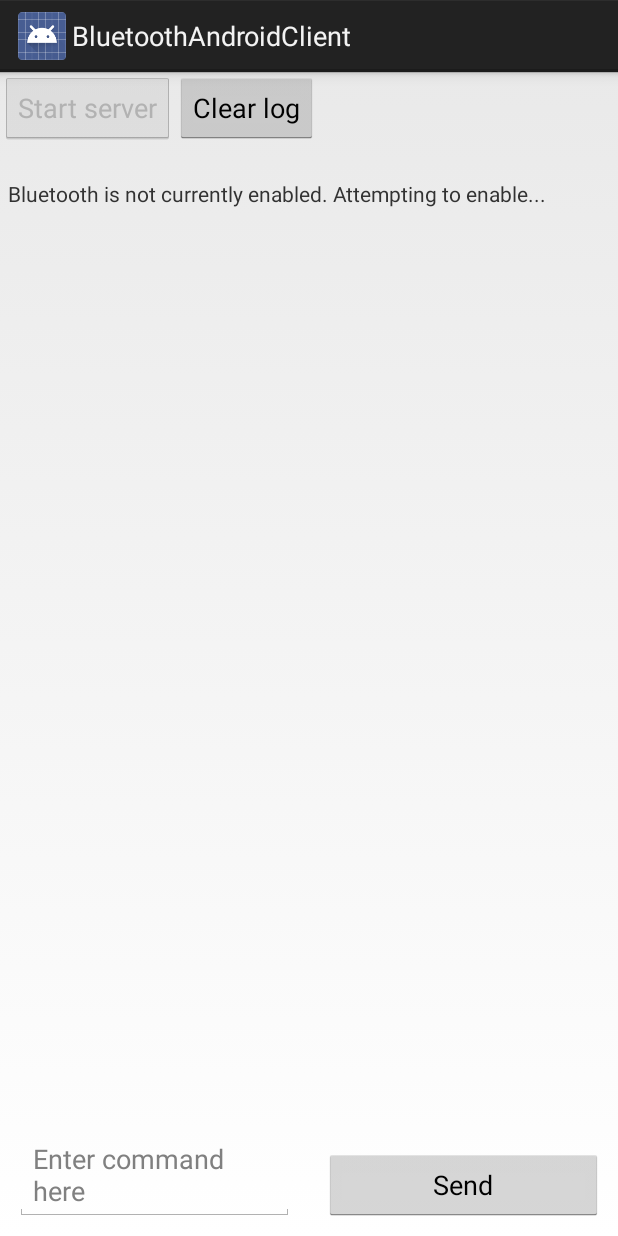
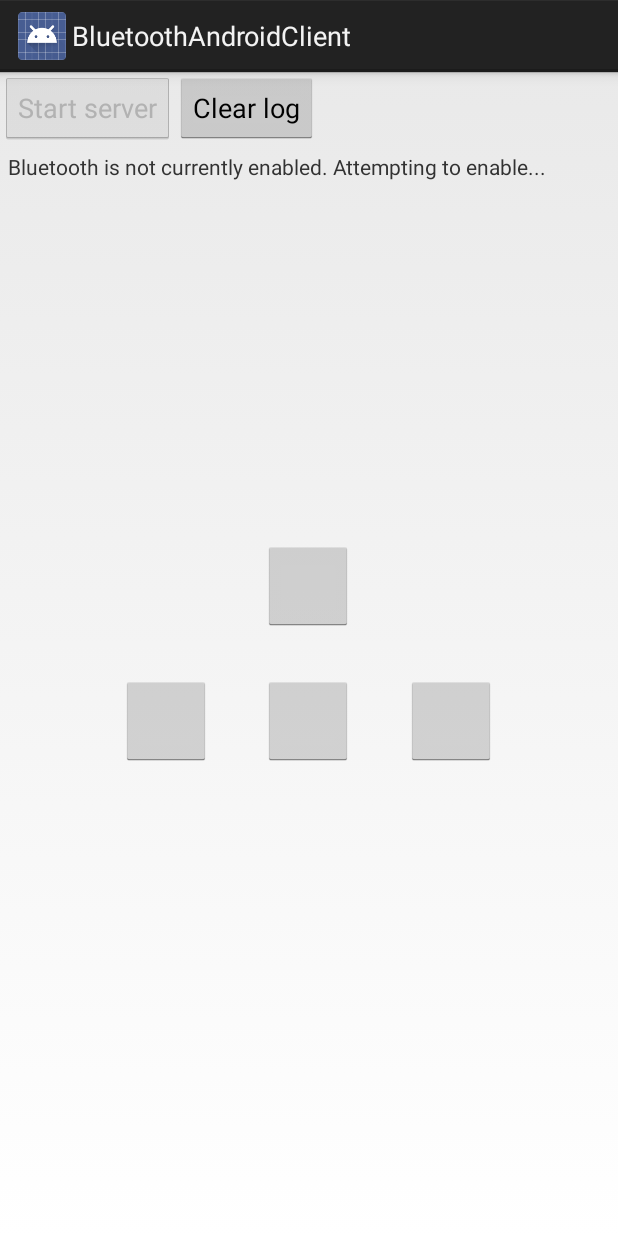
Before and after one commit to 1702609/raspCar, an Android app: the screen it shows after launch (BluetoothClientActivity), after a tap on "Start server", on a phone screen of 412 x 824 dp. Run offline under Robolectric (Android 15) with nearby library versions, the phone set to English and light mode, and no system bars.

Commit message:
Removed editText, using arrows to navigate the car.

```diff
--- a/ClientBlue/app/src/main/java/com/example/clientblue/BluetoothClientActivity.java
+++ b/ClientBlue/app/src/main/java/com/example/clientblue/BluetoothClientActivity.java
@@ -19,13 +19,11 @@ import android.os.Build;
 import android.os.Bundle;
 import android.util.Log;
 import android.view.View;
-import android.view.View.OnClickListener;
 import android.widget.Button;
-import android.widget.EditText;
-import android.widget.ScrollView;
 import android.widget.TextView;
 
 public class BluetoothClientActivity extends Activity {
+
 	// Well known SPP UUID
 	public static final UUID MY_UUID = UUID.fromString("00001101-0000-1000-8000-00805F9B34FB");
 	public static String MESSAGE = "";
@@ -34,10 +32,8 @@ public class BluetoothClientActivity extends Activity {
 	private TextView mLogTextView;
 	private StickyButton mStartButton;
 	private Button mClearTextButton;
-	private ScrollView mScrollView;
 	private BluetoothAdapter mAdapter;
 	private BluetoothDevice mDevice;
-	private EditText userInput;
 
 	@SuppressLint({ "NewApi", "InlinedApi" })
 	@Override
@@ -45,9 +41,7 @@ public class BluetoothClientActivity extends Activity {
 		super.onCreate(savedInstanceState);
 		setContentView(R.layout.main);
 		mLogTextView = findViewById(R.id.textview_output);
-		mScrollView = findViewById(R.id.scrollview_output);
 		mStartButton = findViewById(R.id.button_start_server);
-		userInput = findViewById(R.id.userInput);
 		mClearTextButton = findViewById(R.id.button_clear_text);
 
 		if (Build.VERSION.SDK_INT < Build.VERSION_CODES.JELLY_BEAN_MR2) {
@@ -105,15 +99,10 @@ public class BluetoothClientActivity extends Activity {
 		((NoGuavaBaseApplication<BluetoothClientActivity>) getApplication()).attachActivity(this);
 	}
 
-	void appendMessage(final String newText) {
-		mLogTextView.append("\n" + newText);
-		mScrollView.post(new Runnable() {
-			@Override
-			public void run() {
-				mScrollView.fullScroll(View.FOCUS_DOWN);
-			}
-		});
-	}
+	void appendMessage(final String newText)
+		{
+		mLogTextView.setText(newText);
+		}
 
 	void unstickStartButton() {
 		appendMessage("");
@@ -122,11 +111,25 @@ public class BluetoothClientActivity extends Activity {
 
 	public void sendMessage(View v)
 		{
-		String command = userInput.getText().toString()+"\n"; // '\n' is needed because readline() works only if there is a next line
+		String command = null;
+		switch (v.getId())
+			{
+			case (R.id.up):
+				command = "f\n";
+				break;
+			case (R.id.bottom):
+				command = "b\n";
+				break;
+			case (R.id.left):
+				command = "l\n";
+				break;
+			case (R.id.right):
+				command = "r\n";
+				break;
+			}
 		Log.i("Send",command);
 		MESSAGE = command;
 		new BluetoothRequestTask(this, mDevice).execute(MESSAGE);
-		userInput.setText("");
 		}
 
 	public void startServer(View v) {
--- a/ClientBlue/app/src/main/res/layout/main.xml
+++ b/ClientBlue/app/src/main/res/layout/main.xml
@@ -19,44 +19,53 @@
         android:text="Clear log"
         android:onClick="clearLog"/>
 
-    <ScrollView
-        android:id="@+id/scrollview_output"
+    <TextView
+        android:id="@+id/textview_output"
         android:layout_width="match_parent"
-        android:layout_height="match_parent"
-        android:layout_below="@+id/button_clear_text"
-        android:layout_marginTop="2dp">
+        android:layout_height="wrap_content"
+        android:padding="5dip"
+        android:layout_below="@id/button_start_server"
+        android:hint="Log will appear hear"/>
 
-        <TextView
-            android:id="@+id/textview_output"
-            android:layout_width="match_parent"
-            android:layout_height="wrap_content"
-            android:padding="5dip" />
-    </ScrollView>
 
     <View android:id="@+id/strut"
         android:layout_width="0dp"
         android:layout_height="0dp"
         android:layout_centerHorizontal="true"/>
 
-    <EditText
-        android:layout_margin="10dp"
-        android:id="@+id/userInput"
-        android:layout_width="0dp"
-        android:layout_height="wrap_content"
-        android:layout_alignRight="@id/strut"
-        android:layout_alignParentLeft="true"
-        android:hint="Enter command here"
-        android:layout_alignParentBottom="true"/>
+    <FrameLayout
+        android:layout_width="250dp"
+        android:layout_height="150dp"
+        android:layout_centerHorizontal="true"
+        android:layout_centerVertical="true">
 
-    <Button
-        android:layout_margin="10dp"
-        android:id="@+id/submit_button"
-        android:layout_width="0dp"
-        android:layout_height="wrap_content"
-        android:layout_alignLeft="@id/strut"
-        android:layout_alignParentRight="true"
-        android:text="Send"
-        android:layout_alignParentBottom="true"
-        android:onClick="sendMessage"/>
+        <Button
+            android:id="@+id/up"
+            android:layout_width="60dp"
+            android:layout_height="60dp"
+            android:layout_gravity="center_horizontal"
+            android:onClick="sendMessage"/>
+
+        <Button
+            android:id="@+id/bottom"
+            android:layout_width="60dp"
+            android:layout_height="60dp"
+            android:layout_gravity="bottom|center_horizontal"
+            android:onClick="sendMessage"/>
+
+        <Button
+            android:id="@+id/left"
+            android:layout_width="60dp"
+            android:layout_height="60dp"
+            android:layout_gravity="left|bottom"
+            android:onClick="sendMessage"/>
+
+        <Button
+            android:id="@+id/right"
+            android:layout_width="60dp"
+            android:layout_height="60dp"
+            android:layout_gravity="right|bottom"
+            android:onClick="sendMessage"/>
+    </FrameLayout>
 
 </RelativeLayout>
```
